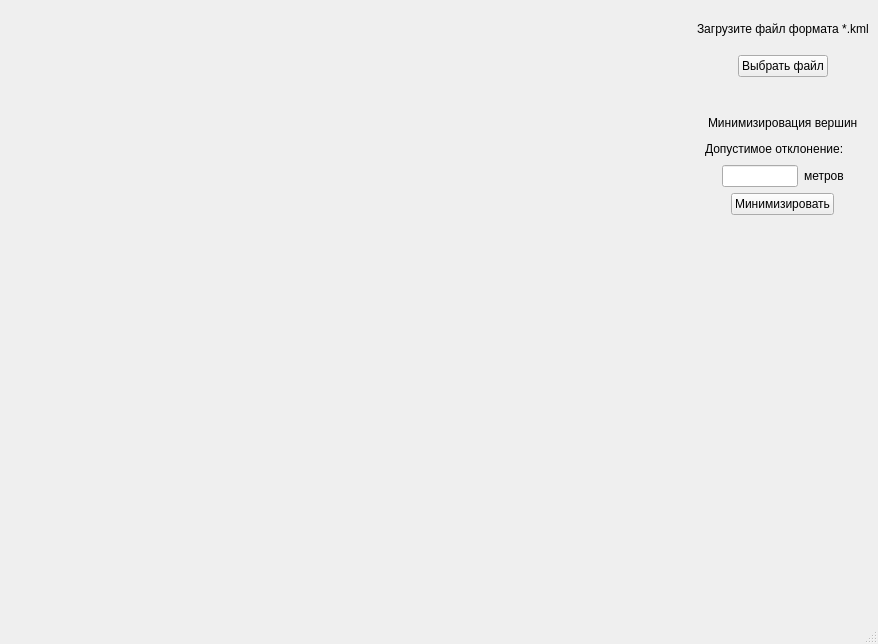
safosaffers/KMLViewer, file View/view.ui: the form before one commit.
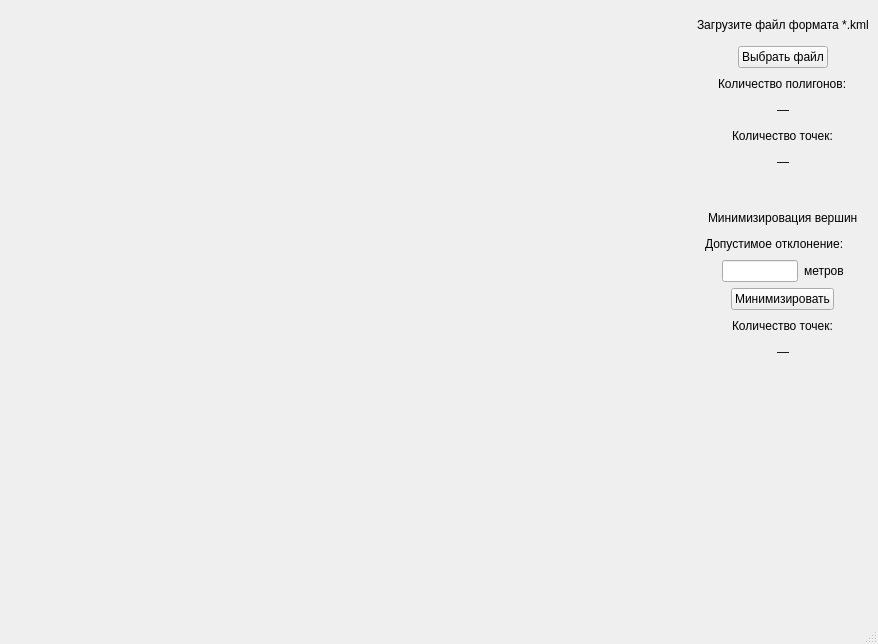
The form after the commit.

Commit message: Add UI: display stats: polygon count and vertex counts (original/simplified)

What changed in the file:
```diff
--- a/View/view.ui
+++ b/View/view.ui
@@ -21,7 +21,7 @@
        <widget class="QWidget" name="glwidget" native="true"/>
       </item>
       <item>
-       <layout class="QVBoxLayout" name="verticalLayout" stretch="1,1,0,0,0,0,0,8">
+       <layout class="QVBoxLayout" name="verticalLayout" stretch="1,1,0,0,0,0,0,0,0,0,0,0,0,8">
         <item>
          <layout class="QHBoxLayout" name="horizontalLayout_5">
           <item>
@@ -102,6 +102,178 @@
           </item>
          </layout>
         </item>
+        <item>
+         <layout class="QHBoxLayout" name="horizontalLayout_11">
+          <item>
+           <spacer name="horizontalSpacer_15">
+            <property name="orientation">
+             <enum>Qt::Orientation::Horizontal</enum>
+            </property>
+            <property name="sizeHint" stdset="0">
+             <size>
+              <width>40</width>
+              <height>20</height>
+             </size>
+            </property>
+           </spacer>
+          </item>
+          <item>
+           <widget class="QLabel" name="lblMeters_5">
+            <property name="maximumSize">
+             <size>
+              <width>16777215</width>
+              <height>40</height>
+             </size>
+            </property>
+            <property name="text">
+             <string>Количество полигонов:</string>
+            </property>
+           </widget>
+          </item>
+          <item>
+           <spacer name="horizontalSpacer_18">
+            <property name="orientation">
+             <enum>Qt::Orientation::Horizontal</enum>
+            </property>
+            <property name="sizeHint" stdset="0">
+             <size>
+              <width>40</width>
+              <height>20</height>
+             </size>
+            </property>
+           </spacer>
+          </item>
+         </layout>
+        </item>
+        <item>
+         <layout class="QHBoxLayout" name="horizontalLayout_12">
+          <item>
+           <spacer name="horizontalSpacer_19">
+            <property name="orientation">
+             <enum>Qt::Orientation::Horizontal</enum>
+            </property>
+            <property name="sizeHint" stdset="0">
+             <size>
+              <width>40</width>
+              <height>20</height>
+             </size>
+            </property>
+           </spacer>
+          </item>
+          <item>
+           <widget class="QLabel" name="lblNumberOfPolygons">
+            <property name="maximumSize">
+             <size>
+              <width>16777215</width>
+              <height>40</height>
+             </size>
+            </property>
+            <property name="text">
+             <string>—</string>
+            </property>
+           </widget>
+          </item>
+          <item>
+           <spacer name="horizontalSpacer_20">
+            <property name="orientation">
+             <enum>Qt::Orientation::Horizontal</enum>
+            </property>
+            <property name="sizeHint" stdset="0">
+             <size>
+              <width>40</width>
+              <height>20</height>
+             </size>
+            </property>
+           </spacer>
+          </item>
+         </layout>
+        </item>
+        <item>
+         <layout class="QHBoxLayout" name="horizontalLayout_10">
+          <item>
+           <spacer name="horizontalSpacer_13">
+            <property name="orientation">
+             <enum>Qt::Orientation::Horizontal</enum>
+            </property>
+            <property name="sizeHint" stdset="0">
+             <size>
+              <width>40</width>
+              <height>20</height>
+             </size>
+            </property>
+           </spacer>
+          </item>
+          <item>
+           <widget class="QLabel" name="lblMeters_4">
+            <property name="maximumSize">
+             <size>
+              <width>16777215</width>
+              <height>40</height>
+             </size>
+            </property>
+            <property name="text">
+             <string>Количество точек:</string>
+            </property>
+           </widget>
+          </item>
+          <item>
+           <spacer name="horizontalSpacer_14">
+            <property name="orientation">
+             <enum>Qt::Orientation::Horizontal</enum>
+            </property>
+            <property name="sizeHint" stdset="0">
+             <size>
+              <width>40</width>
+              <height>20</height>
+             </size>
+            </property>
+           </spacer>
+          </item>
+         </layout>
+        </item>
+        <item>
+         <layout class="QHBoxLayout" name="horizontalLayout_14">
+          <item>
+           <spacer name="horizontalSpacer_23">
+            <property name="orientation">
+             <enum>Qt::Orientation::Horizontal</enum>
+            </property>
+            <property name="sizeHint" stdset="0">
+             <size>
+              <width>40</width>
+              <height>20</height>
+             </size>
+            </property>
+           </spacer>
+          </item>
+          <item>
+           <widget class="QLabel" name="lblNumberOfPolygonsPoints">
+            <property name="maximumSize">
+             <size>
+              <width>16777215</width>
+              <height>40</height>
+             </size>
+            </property>
+            <property name="text">
+             <string>—</string>
+            </property>
+           </widget>
+          </item>
+          <item>
+           <spacer name="horizontalSpacer_24">
+            <property name="orientation">
+             <enum>Qt::Orientation::Horizontal</enum>
+            </property>
+            <property name="sizeHint" stdset="0">
+             <size>
+              <width>40</width>
+              <height>20</height>
+             </size>
+            </property>
+           </spacer>
+          </item>
+         </layout>
+        </item>
         <item>
          <spacer name="verticalSpacer_2">
           <property name="orientation">
@@ -202,7 +374,7 @@
          </layout>
         </item>
         <item>
-         <layout class="QHBoxLayout" name="horizontalLayout_8" stretch="1,3,1,1">
+         <layout class="QHBoxLayout" name="horizontalLayout_8" stretch="1,3,0,1">
           <item>
            <spacer name="horizontalSpacer_17">
             <property name="orientation">
@@ -291,6 +463,92 @@
           </item>
          </layout>
         </item>
+        <item>
+         <layout class="QHBoxLayout" name="horizontalLayout_9">
+          <item>
+           <spacer name="horizontalSpacer_11">
+            <property name="orientation">
+             <enum>Qt::Orientation::Horizontal</enum>
+            </property>
+            <property name="sizeHint" stdset="0">
+             <size>
+              <width>40</width>
+              <height>20</height>
+             </size>
+            </property>
+           </spacer>
+          </item>
+          <item>
+           <widget class="QLabel" name="lblMeters_3">
+            <property name="maximumSize">
+             <size>
+              <width>16777215</width>
+              <height>40</height>
+             </size>
+            </property>
+            <property name="text">
+             <string>Количество точек:</string>
+            </property>
+           </widget>
+          </item>
+          <item>
+           <spacer name="horizontalSpacer_12">
+            <property name="orientation">
+             <enum>Qt::Orientation::Horizontal</enum>
+            </property>
+            <property name="sizeHint" stdset="0">
+             <size>
+              <width>40</width>
+              <height>20</height>
+             </size>
+            </property>
+           </spacer>
+          </item>
+         </layout>
+        </item>
+        <item>
+         <layout class="QHBoxLayout" name="horizontalLayout_15">
+          <item>
+           <spacer name="horizontalSpacer_25">
+            <property name="orientation">
+             <enum>Qt::Orientation::Horizontal</enum>
+            </property>
+            <property name="sizeHint" stdset="0">
+             <size>
+              <width>40</width>
+              <height>20</height>
+             </size>
+            </property>
+           </spacer>
+          </item>
+          <item>
+           <widget class="QLabel" name="lblNumberOfSimplifiedPolygonsPoints">
+            <property name="maximumSize">
+             <size>
+              <width>16777215</width>
+              <height>40</height>
+             </size>
+            </property>
+            <property name="text">
+             <string>—</string>
+            </property>
+           </widget>
+          </item>
+          <item>
+           <spacer name="horizontalSpacer_26">
+            <property name="orientation">
+             <enum>Qt::Orientation::Horizontal</enum>
+            </property>
+            <property name="sizeHint" stdset="0">
+             <size>
+              <width>40</width>
+              <height>20</height>
+             </size>
+            </property>
+           </spacer>
+          </item>
+         </layout>
+        </item>
         <item>
          <spacer name="verticalSpacer">
           <property name="orientation">
```
The commit also changes 5 other files.
